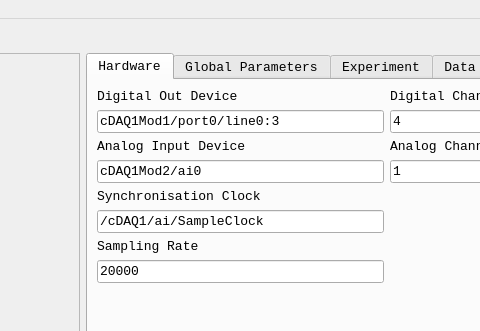
This is UI/PulseBoyUI.ui in tobiasackels/PulseBoy as Qt 5 draws it before an edit; both pictures show x 532 to 1012 and y 0 to 331 of the 1229 by 856 pixel window. The edited form follows.
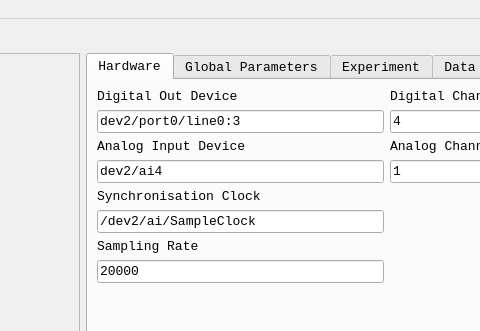
This is the edited form. The open tabs and pages were chosen to show the change. Custom widgets are drawn as their Qt base class.

Diff of the .ui file:
```diff
--- a/UI/PulseBoyUI.ui
+++ b/UI/PulseBoyUI.ui
@@ -150,7 +150,7 @@
         <item row="1" column="0">
          <widget class="QLineEdit" name="digitalOutDevEdit">
           <property name="text">
-           <string>cDAQ1Mod1/port0/line0:3</string>
+           <string>dev2/port0/line0:3</string>
           </property>
          </widget>
         </item>
@@ -171,7 +171,7 @@
         <item row="3" column="0">
          <widget class="QLineEdit" name="analogInDevEdit">
           <property name="text">
-           <string>cDAQ1Mod2/ai0</string>
+           <string>dev2/ai4</string>
           </property>
          </widget>
         </item>
@@ -240,7 +240,7 @@
         <item row="5" column="0">
          <widget class="QLineEdit" name="syncClockEdit">
           <property name="text">
-           <string>/cDAQ1/ai/SampleClock</string>
+           <string>/dev2/ai/SampleClock</string>
           </property>
          </widget>
         </item>
```
Left out of the diff: 2 changed lines with no effect on the pictures.
